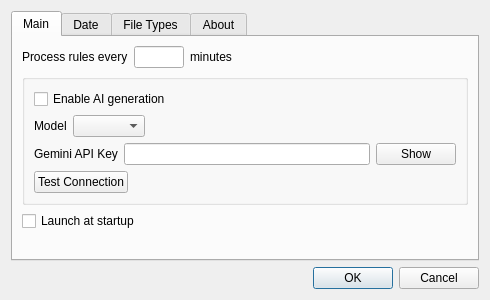
Above: design/settings_dialog.ui from ZUBERKHAN034/declutter-extended before the change. Below: the same form after it.
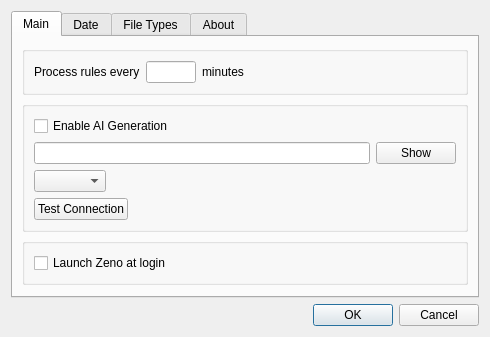
That is the form after the change.

What changed in the file:
```diff
--- a/design/settings_dialog.ui
+++ b/design/settings_dialog.ui
@@ -30,6 +30,12 @@
        <item row="0" column="0">
         <layout class="QVBoxLayout" name="verticalLayout_2">
          <item>
+          <widget class="QGroupBox" name="scheduleGroupBox">
+           <property name="title">
+            <string/>
+           </property>
+           <layout class="QVBoxLayout" name="verticalLayout_5">
+            <item>
           <layout class="QHBoxLayout" name="horizontalLayout">
            <item>
             <widget class="QLabel" name="label_2">
@@ -73,6 +79,9 @@
            </item>
           </layout>
          </item>
+           </layout>
+          </widget>
+         </item>
          <item>
           <widget class="QGroupBox" name="geminiGroupBox">
            <property name="title">
@@ -82,46 +91,12 @@
             <item>
              <widget class="QCheckBox" name="geminiEnableCheckBox">
               <property name="text">
-               <string>Enable AI generation</string>
+               <string>Enable AI Generation</string>
               </property>
              </widget>
             </item>
-            <item>
-             <layout class="QHBoxLayout" name="geminiModelLayout">
-              <item>
-               <widget class="QLabel" name="geminiModelLabel">
-                <property name="text">
-                 <string>Model</string>
-                </property>
-               </widget>
-              </item>
-              <item>
-               <widget class="QComboBox" name="geminiModelCombo"/>
-              </item>
-              <item>
-               <spacer name="geminiModelSpacer">
-                <property name="orientation">
-                 <enum>Qt::Orientation::Horizontal</enum>
-                </property>
-                <property name="sizeHint" stdset="0">
-                 <size>
-                  <width>40</width>
-                  <height>20</height>
-                 </size>
-                </property>
-               </spacer>
-              </item>
-             </layout>
-            </item>
             <item>
              <layout class="QHBoxLayout" name="geminiKeyLayout">
-              <item>
-               <widget class="QLabel" name="geminiKeyLabel">
-                <property name="text">
-                 <string>Gemini API Key</string>
-                </property>
-               </widget>
-              </item>
               <item>
                <widget class="QLineEdit" name="geminiKeyEdit">
                 <property name="echoMode">
@@ -141,6 +116,26 @@
               </item>
              </layout>
             </item>
+            <item>
+             <layout class="QHBoxLayout" name="geminiModelLayout">
+              <item>
+               <widget class="QComboBox" name="geminiModelCombo"/>
+              </item>
+              <item>
+               <spacer name="geminiModelSpacer">
+                <property name="orientation">
+                 <enum>Qt::Orientation::Horizontal</enum>
+                </property>
+                <property name="sizeHint" stdset="0">
+                 <size>
+                  <width>40</width>
+                  <height>20</height>
+                 </size>
+                </property>
+               </spacer>
+              </item>
+             </layout>
+            </item>
             <item>
              <layout class="QHBoxLayout" name="geminiTestLayout">
               <item>
@@ -176,10 +171,19 @@
           </widget>
          </item>
          <item>
+          <widget class="QGroupBox" name="startupGroupBox">
+           <property name="title">
+            <string/>
+           </property>
+           <layout class="QVBoxLayout" name="verticalLayout_4">
+            <item>
           <widget class="QCheckBox" name="startAtLoginCheckBox">
            <property name="text">
-            <string>Launch at startup</string>
-           </property>
+               <string>Launch Zeno at login</string>
+              </property>
+             </widget>
+            </item>
+           </layout>
           </widget>
          </item>
          <item>
@@ -190,7 +194,7 @@
            <property name="sizeHint" stdset="0">
             <size>
              <width>20</width>
-             <height>40</height>
+             <height>10</height>
             </size>
            </property>
           </spacer>
```
Lines whose indentation alone changed are shown as unchanged.
